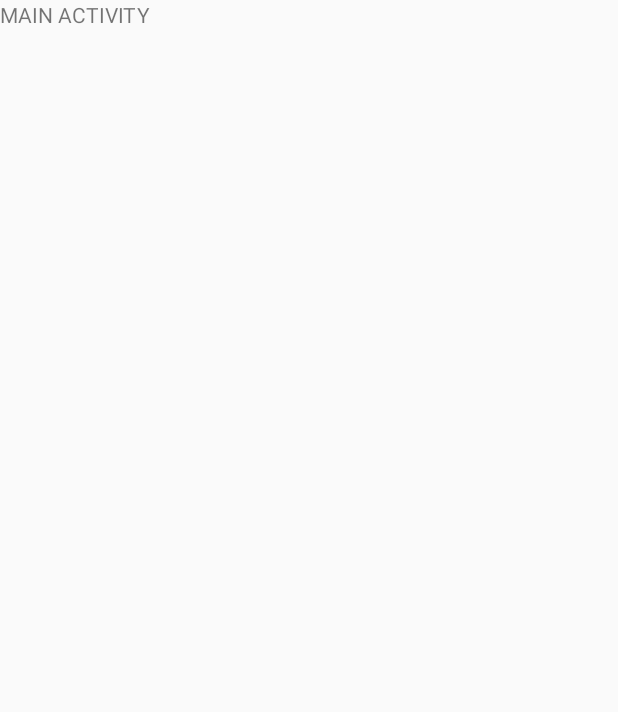
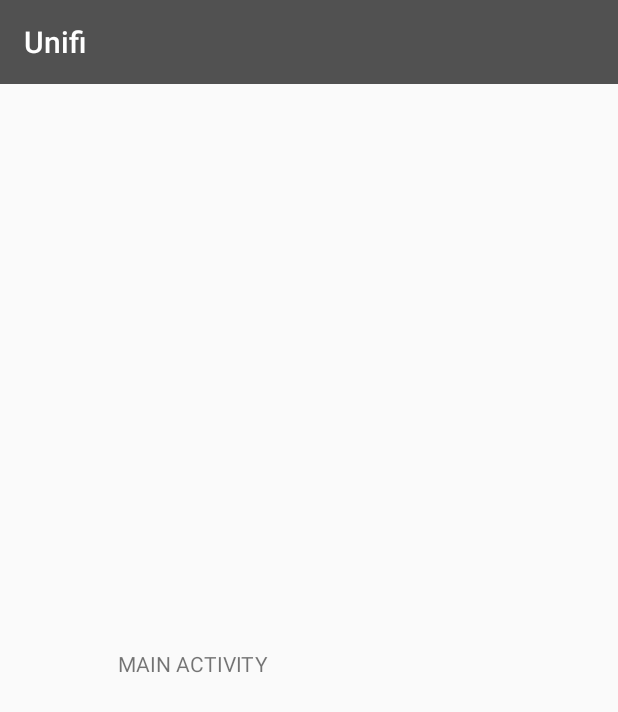
Before and after one commit to mooshaa/Unifi, an Android app: the screen it shows after launch once a user with an empty profile is signed in (UnifiActivity), on a phone screen of 412 x 824 dp. Before the commit the part shown is almost empty. Shown: the top 712 px of the screen. Run offline under Robolectric (Android 15) with nearby library versions, the phone set to English and light mode, and no system bars; our stand-ins replace Firebase (no records; nobody signed in at launch, a user with empty details on screens opened directly).

Commit message:
toolbar and colors.xml

```diff
--- a/app/build.gradle
+++ b/app/build.gradle
@@ -22,6 +22,7 @@ android {
 dependencies {
     implementation fileTree(dir: 'libs', include: ['*.jar'])
     implementation 'com.android.support:appcompat-v7:28.0.0'
+    implementation 'com.android.support:design:28.0.0'
     implementation 'com.android.support.constraint:constraint-layout:1.1.3'
     testImplementation 'junit:junit:4.12'
     androidTestImplementation 'com.android.support.test:runner:1.0.2'
--- a/app/src/main/java/com/unifi/comp590/unifi/UnifiActivity.java
+++ b/app/src/main/java/com/unifi/comp590/unifi/UnifiActivity.java
@@ -3,6 +3,7 @@ package com.unifi.comp590.unifi;
 import android.content.Intent;
 import android.support.v7.app.AppCompatActivity;
 import android.os.Bundle;
+import android.support.v7.widget.Toolbar;
 
 import com.google.firebase.auth.FirebaseAuth;
 import com.google.firebase.auth.FirebaseUser;
@@ -10,13 +11,16 @@ import com.google.firebase.auth.FirebaseUser;
 public class UnifiActivity extends AppCompatActivity {
 
     FirebaseAuth mAuth;
+    Toolbar mToolbar;
 
     @Override
     protected void onCreate(Bundle savedInstanceState) {
         super.onCreate(savedInstanceState);
         setContentView(R.layout.activity_unifi);
         mAuth = FirebaseAuth.getInstance();
-
+        mToolbar = (Toolbar) findViewById(R.id.activity_unify_toolbar);
+        setSupportActionBar(mToolbar);
+        getSupportActionBar().setTitle(R.string.app_name);
     }
 
     @Override
--- a/app/src/main/res/layout/activity_unifi.xml
+++ b/app/src/main/res/layout/activity_unifi.xml
@@ -5,10 +5,17 @@
     android:layout_width="match_parent"
     android:layout_height="match_parent"
     tools:context=".UnifiActivity">
+    <include layout="@layout/toolbar_main"
+        android:id="@+id/activity_unify_toolbar"
+        ></include>
 
     <TextView
-        android:layout_width="wrap_content"
-        android:layout_height="wrap_content"
+        android:layout_width="266dp"
+        android:layout_height="250dp"
+        android:layout_alignParentEnd="true"
+        android:layout_alignParentBottom="true"
+        android:layout_marginEnd="67dp"
+        android:layout_marginBottom="141dp"
         android:text="MAIN ACTIVITY" />
 
 </RelativeLayout>
--- /dev/null
+++ b/app/src/main/res/layout/toolbar_main.xml
@@ -0,0 +1,10 @@
+<?xml version="1.0" encoding="utf-8"?>
+<android.support.v7.widget.Toolbar xmlns:android="http://schemas.android.com/apk/res/android"
+    xmlns:tools="http://schemas.android.com/tools"
+    android:id="@+id/toolbar_main"
+    android:layout_width="match_parent"
+    android:layout_height="wrap_content"
+    android:background="@color/colorPrimary"
+    android:theme="@style/ThemeOverlay.AppCompat.Dark.ActionBar">
+
+</android.support.v7.widget.Toolbar>
--- a/app/src/main/res/values/colors.xml
+++ b/app/src/main/res/values/colors.xml
@@ -1,6 +1,6 @@
 <?xml version="1.0" encoding="utf-8"?>
 <resources>
-    <color name="colorPrimary">#008577</color>
-    <color name="colorPrimaryDark">#00574B</color>
-    <color name="colorAccent">#D81B60</color>
+    <color name="colorPrimary">#515151</color>
+    <color name="colorPrimaryDark">#232323</color>
+    <color name="colorAccent">#01b6cb</color>
 </resources>
--- a/app/src/main/res/values/styles.xml
+++ b/app/src/main/res/values/styles.xml
@@ -3,8 +3,8 @@
     <!-- Base application theme. -->
     <style name="AppTheme" parent="Theme.AppCompat.Light.NoActionBar">
         <!-- Customize your theme here. -->
-        <item name="colorPrimary">#515151</item>
-        <item name="colorPrimaryDark">#232323</item>
+        <item name="colorPrimary">@color/colorPrimary</item>
+        <item name="colorPrimaryDark">@color/colorPrimaryDark</item>
         <item name="colorAccent">@color/colorAccent</item>
     </style>
 
```
